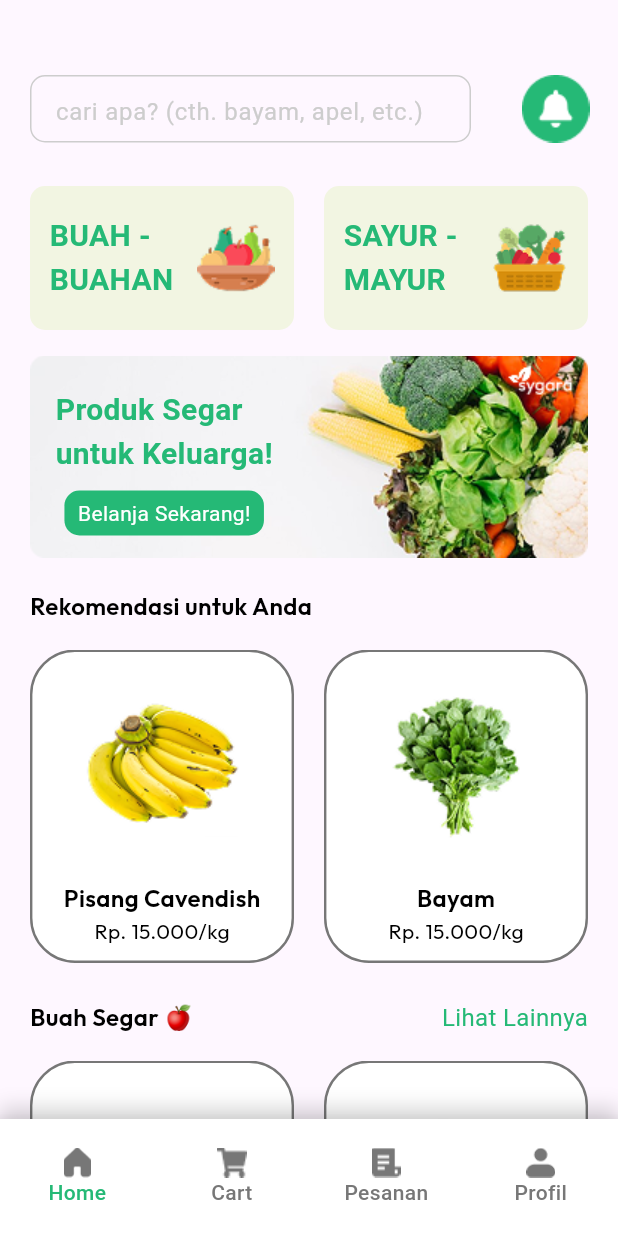
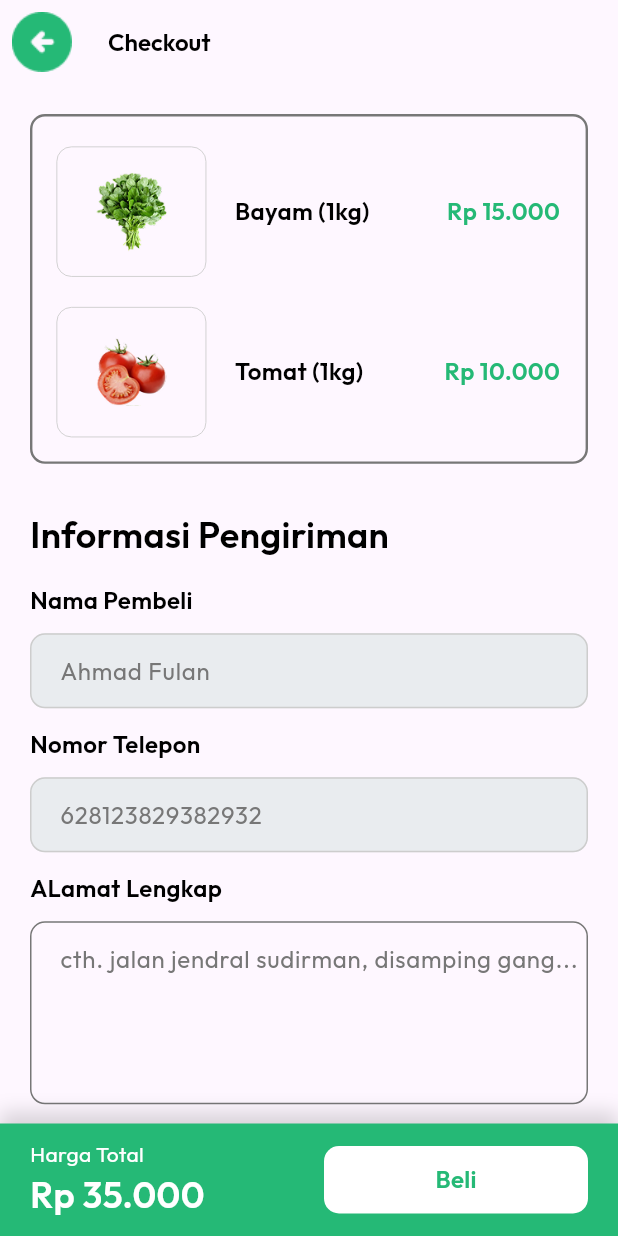
Before and after one commit to oydnn/sygara_app, a Flutter app: the screen it shows after launch, on a phone screen of 412 x 824 dp. Run offline on Flutter 3.47's test engine with Material 3 defaults, Android fonts, the phone set to English and light mode, and no system bars; our stand-ins replace google_fonts.

Commit message:
menambahkan halaman checkout

```diff
--- a/lib/main.dart
+++ b/lib/main.dart
@@ -12,6 +12,7 @@ import 'package:sygara_app/screens/Profil/edit_profil_page.dart';
 import 'package:sygara_app/screens/Profil/profil_page.dart';
 import 'package:sygara_app/screens/Profil/reset_password_page.dart';
 import 'package:sygara_app/screens/bottom_nav_bar.dart';
+import 'package:sygara_app/screens/checkout_page.dart';
 import 'package:sygara_app/screens/login_page.dart';
 import 'package:sygara_app/screens/register_page.dart';
 import 'package:sygara_app/screens/splash_screen.dart';
@@ -47,7 +48,7 @@ class MyApp extends StatelessWidget {
         // tested with just a hot reload.
         colorScheme: ColorScheme.fromSeed(seedColor: Colors.deepPurple),
       ),
-      home: BottomNavBar(),
+      home: CheckoutPage(),
     );
   }
 }
--- a/lib/screens/Order/empty_order_page.dart
+++ b/lib/screens/Order/empty_order_page.dart
@@ -7,10 +7,11 @@ class EmptyOrderPage extends StatelessWidget {
   @override
   Widget build(BuildContext context) {
     return Scaffold(
-      body: Column(
+      body: Center(
+        child: Column(
           mainAxisAlignment: MainAxisAlignment.center,
           children: [
-          Image.asset('assets/img-empty.jpg'),
+            Image.asset('assets/img-empty.png'),
             SizedBox(height: 40,),
             Text('Belum ada pesanan...', style: greyTextStyle.copyWith(
               fontSize: 24,
@@ -20,6 +21,7 @@ class EmptyOrderPage extends StatelessWidget {
 
           ],
         ),
+      ),
     );
   }
 }
--- a/lib/screens/bottom_nav_bar.dart
+++ b/lib/screens/bottom_nav_bar.dart
@@ -47,19 +47,27 @@ class _BottomNavBarState extends State<BottomNavBar> {
         child: BottomNavigationBar(
           items: [
             BottomNavigationBarItem(
-              label: 'Home',
+              label: 'Beranda',
               icon: Image.asset(
                 'assets/icon/ic-home.png',
                 width: 20,
                 height: 20,
               ),
+              activeIcon: Image.asset('assets/icon/ic-home-green.png',
+              width: 20,
+              height: 20,
+              ),
             ),
             BottomNavigationBarItem(
-              label: 'Cart',
+              label: 'Keranjang',
               icon: Image.asset(
                 'assets/icon/ic-cart.png',
                 width: 20,
                 height: 20,
+              ),
+              activeIcon: Image.asset('assets/icon/ic-cart-green.png',
+              width: 20,
+              height: 20,
               ),
             ),
             BottomNavigationBarItem(
@@ -69,6 +77,10 @@ class _BottomNavBarState extends State<BottomNavBar> {
                 width: 20,
                 height: 20,
               ),
+              activeIcon: Image.asset('assets/icon/ic-pesanan-green.png',
+              width: 20,
+              height: 20,
+              ),
             ),
             BottomNavigationBarItem(
               label: 'Profil',
@@ -77,6 +89,10 @@ class _BottomNavBarState extends State<BottomNavBar> {
                 width: 20,
                 height: 20,
               ),
+              activeIcon: Image.asset('assets/icon/ic-profil-green.png',
+              width: 20,
+              height: 20,
+              )
             ),
           ],
           currentIndex: selectedIndex,
--- /dev/null
+++ b/lib/screens/checkout_page.dart
@@ -0,0 +1,396 @@
+import 'package:flutter/material.dart';
+import 'package:sygara_app/themes/themes.dart';
+import 'package:sygara_app/widgets/checkout_widget.dart';
+
+class CheckoutPage extends StatefulWidget {
+  const CheckoutPage({super.key});
+
+  @override
+  State<CheckoutPage> createState() => _CheckoutPageState();
+}
+
+class _CheckoutPageState extends State<CheckoutPage> {
+  String metodePengiriman = '-- Pilih Satu --';
+  String metodeBayar = 'COD';
+
+  final pilihan = [
+    '-- Pilih Satu --',
+    'Reguler | Rp 10.000',
+    'Express | Rp 20.000',
+  ];
+
+  @override
+  Widget build(BuildContext context) {
+    return Scaffold(
+      appBar: AppBar(
+        title: Text('Checkout', style: titleTextStyle),
+        leading: IconButton(
+          onPressed: () {
+            Navigator.pop(context);
+          },
+          icon: Image.asset(
+            'assets/icon/ic-arrow-back.png',
+            width: 40,
+            height: 40,
+          ),
+        ),
+      ),
+      body: ListView(
+        children: [
+          Padding(
+            padding: EdgeInsets.symmetric(horizontal: 20, vertical: 20),
+            child: Column(
+              crossAxisAlignment: CrossAxisAlignment.start,
+              children: [
+                Container(
+                  width: double.infinity,
+                  decoration: BoxDecoration(
+                    borderRadius: BorderRadius.circular(10),
+                    border: Border.all(color: secondaryColor, width: 1.6),
+                  ),
+                  child: Column(
+                    children: [
+                      CheckoutWidget(
+                        imageUrl: 'assets/img-bayam.png',
+                        nama: 'Bayam (1kg)',
+                        harga: 'Rp 15.000',
+                      ),
+                      CheckoutWidget(
+                        imageUrl: 'assets/img-tomat.png',
+                        nama: 'Tomat (1kg)',
+                        harga: 'Rp 10.000',
+                      ),
+                      SizedBox(height: 16),
+                    ],
+                  ),
+                ),
+                SizedBox(height: 30),
+                Text(
+                  'Informasi Pengiriman',
+                  style: titleTextStyle.copyWith(fontSize: 24),
+                ),
+                SizedBox(height: 16),
+                Text('Nama Pembeli', style: titleTextStyle),
+                SizedBox(height: 10),
+                TextFormField(
+                  keyboardType: TextInputType.name,
+                  decoration: InputDecoration(
+                    contentPadding: EdgeInsets.only(
+                      left: 16,
+                      top: 13,
+                      bottom: 13,
+                    ),
+                    filled: true,
+                    fillColor: lightGrayColor,
+                    enabledBorder: OutlineInputBorder(
+                      borderRadius: BorderRadius.circular(10),
+                      borderSide: BorderSide(color: mediumGrayColor),
+                    ),
+                    focusedBorder: OutlineInputBorder(
+                      borderRadius: BorderRadius.circular(10),
+                      borderSide: BorderSide(color: mediumGrayColor),
+                    ),
+                    hintText: 'Ahmad Fulan',
+                    hintStyle: secondaryTextStyle,
+                  ),
+                ),
+                SizedBox(height: 13),
+                Text('Nomor Telepon', style: titleTextStyle),
+                SizedBox(height: 10),
+                TextFormField(
+                  keyboardType: TextInputType.phone,
+                  decoration: InputDecoration(
+                    contentPadding: EdgeInsets.only(
+                      left: 16,
+                      top: 13,
+                      bottom: 13,
+                    ),
+                    filled: true,
+                    fillColor: lightGrayColor,
+                    enabledBorder: OutlineInputBorder(
+                      borderRadius: BorderRadius.circular(10),
+                      borderSide: BorderSide(color: mediumGrayColor),
+                    ),
+                    focusedBorder: OutlineInputBorder(
+                      borderRadius: BorderRadius.circular(10),
+                      borderSide: BorderSide(color: mediumGrayColor),
+                    ),
+                    hintText: '628123829382932',
+                    hintStyle: secondaryTextStyle,
+                  ),
+                ),
+                SizedBox(height: 13),
+                Text('ALamat Lengkap', style: titleTextStyle),
+                SizedBox(height: 10),
+                TextFormField(
+                  keyboardType: TextInputType.streetAddress,
+                  maxLines: 4,
+                  decoration: InputDecoration(
+                    contentPadding: EdgeInsets.only(
+                      left: 16,
+                      top: 13,
+                      bottom: 13,
+                    ),
+                    enabledBorder: OutlineInputBorder(
+                      borderRadius: BorderRadius.circular(10),
+                      borderSide: BorderSide(color: secondaryColor, width: 1),
+                    ),
+                    focusedBorder: OutlineInputBorder(
+                      borderRadius: BorderRadius.circular(10),
+                      borderSide: BorderSide(color: secondaryColor, width: 1),
+                    ),
+                    hintText: 'cth. jalan jendral sudirman, disamping gang...',
+                    hintStyle: secondaryTextStyle,
+                  ),
+                ),
+                SizedBox(height: 13),
+                Text('Pilih Metode Pengiriman', style: titleTextStyle),
+                SizedBox(height: 10),
+                DropdownButtonFormField<String>(
+                  icon: Image.asset(
+                    "assets/icon/ic-arrow.png",
+                    width: 16,
+                    height: 16,
+                  ),
+                  decoration: InputDecoration(
+                    contentPadding: EdgeInsets.only(
+                      left: 16,
+                      top: 13,
+                      bottom: 13,
+                      right: 18,
+                    ),
+                    enabledBorder: OutlineInputBorder(
+                      borderRadius: BorderRadius.circular(10),
+                      borderSide: BorderSide(color: secondaryColor, width: 1),
+                    ),
+                    focusedBorder: OutlineInputBorder(
+                      borderRadius: BorderRadius.circular(10),
+                      borderSide: BorderSide(color: secondaryColor, width: 1),
+                    ),
+                  ),
+                  value: metodePengiriman,
+                  items:
+                      pilihan.map((String value) {
+                        return DropdownMenuItem<String>(
+                          value: value,
+                          child: Text(
+                            value,
+                            style: blackTextStyle.copyWith(
+                              fontSize: 16,
+                              fontWeight: FontWeight.w400,
+                            ),
+                          ),
+                        );
+                      }).toList(),
+                  onChanged: (String? newValue) {
+                    setState(() {
+                      metodePengiriman = newValue!;
+                    });
+                  },
+                ),
+                SizedBox(height: 13),
+                Text('Pilih Metode Pembayaran', style: titleTextStyle),
+                SizedBox(height: 10),
+                DropdownButtonFormField<String>(
+                  icon: Image.asset(
+                    "assets/icon/ic-arrow.png",
+                    width: 16,
+                    height: 16,
+                  ),
+                  decoration: InputDecoration(
+                    fillColor: lightGrayColor,
+                    filled: true,
+                    contentPadding: EdgeInsets.only(
+                      left: 16,
+                      top: 13,
+                      bottom: 13,
+                      right: 18,
+                    ),
+                    enabledBorder: OutlineInputBorder(
+                      borderRadius: BorderRadius.circular(10),
+                      borderSide: BorderSide(color: mediumGrayColor),
+                    ),
+                    focusedBorder: OutlineInputBorder(
+                      borderRadius: BorderRadius.circular(10),
+                      borderSide: BorderSide(color: mediumGrayColor),
+                    ),
+                  ),
+                  value: metodeBayar,
+                  items:
+                      <String>['COD'].map((String value) {
+                        return DropdownMenuItem<String>(
+                          value: value,
+                          child: Text(value, style: secondaryTextStyle),
+                        );
+                      }).toList(),
+                  onChanged: (String? newValue) {
+                    setState(() {
+                      metodeBayar = newValue!;
+                    });
+                  },
+                ),
+                SizedBox(height: 5),
+                Text(
+                  '*Saat ini pembayaran hanya via COD',
+                  style: primaryTextStyle.copyWith(fontSize: 16),
+                ),
+                SizedBox(height: 30),
+                Text(
+                  'Ringkasan Belanja',
+                  style: blackTextStyle.copyWith(
+                    fontSize: 24,
+                    fontWeight: FontWeight.w500,
+                  ),
+                ),
+                SizedBox(height: 17),
+                RichText(
+                  text: TextSpan(
+                    children: [
+                      TextSpan(
+                        text: 'Berat Total : ',
+                        style: blackTextStyle.copyWith(
+                          fontSize: 16,
+                          fontWeight: FontWeight.w400,
+                        ),
+                      ),
+                      TextSpan(
+                        text: '2Kg',
+                        style: blackTextStyle.copyWith(
+                          fontSize: 16,
+                          fontWeight: FontWeight.w600,
+                        ),
+                      ),
+                    ],
+                  ),
+                ),
+                SizedBox(height: 10),
+                RichText(
+                  text: TextSpan(
+                    children: [
+                      TextSpan(
+                        text: 'Ongkos Kirim : ',
+                        style: blackTextStyle.copyWith(
+                          fontSize: 16,
+                          fontWeight: FontWeight.w400,
+                        ),
+                      ),
+                      TextSpan(
+                        text: 'Rp 10.000',
+                        style: blackTextStyle.copyWith(
+                          fontSize: 16,
+                          fontWeight: FontWeight.w600,
+                        ),
+                      ),
+                    ],
+                  ),
+                ),
+                SizedBox(height: 10),
+                RichText(
+                  text: TextSpan(
+                    children: [
+                      TextSpan(
+                        text: 'Harga Total : ',
+                        style: blackTextStyle.copyWith(
+                          fontSize: 16,
+                          fontWeight: FontWeight.w400,
+                        ),
+                      ),
+                      TextSpan(
+                        text: 'Rp 35.000',
+                        style: blackTextStyle.copyWith(
+                          fontSize: 16,
+                          fontWeight: FontWeight.w600,
+                        ),
+                      ),
+                    ],
+                  ),
+                ),
+                SizedBox(height: 10),
+                RichText(
+                  text: TextSpan(
+                    children: [
+                      TextSpan(
+                        text: 'Metode Bayar : ',
+                        style: blackTextStyle.copyWith(
+                          fontSize: 16,
+                          fontWeight: FontWeight.w400,
+                        ),
+                      ),
+                      TextSpan(
+                        text: 'COD (Cash On Delivery)',
+                        style: blackTextStyle.copyWith(
+                          fontSize: 16,
+                          fontWeight: FontWeight.w600,
+                        ),
+                      ),
+                    ],
+                  ),
+                ),
+              ],
+            ),
+          ),
+        ],
+      ),
+      bottomNavigationBar: Container(
+        height: 75,
+        width: double.infinity,
+        decoration: BoxDecoration(
+          color: primaryColor,
+          boxShadow: [
+            BoxShadow(
+              color: blackColor.withAlpha((0.15 * 255).toInt()),
+              offset: Offset(0, -8),
+              blurRadius: 10,
+              spreadRadius: 0,
+            ),
+          ],
+        ),
+        child: Padding(
+          padding: EdgeInsets.symmetric(horizontal: 20),
+          child: Row(
+            mainAxisAlignment: MainAxisAlignment.spaceBetween,
+            children: [
+              Column(
+                mainAxisSize: MainAxisSize.min,
+                crossAxisAlignment: CrossAxisAlignment.start,
+                children: [
+                  Text(
+                    'Harga Total',
+                    style: whiteTextStyle.copyWith(
+                      fontSize: 14,
+                      fontWeight: FontWeight.w400,
+                    ),
+                  ),
+                  Text(
+                    'Rp 35.000',
+                    style: whiteTextStyle.copyWith(
+                      fontSize: 24,
+                      fontWeight: FontWeight.w600,
+                    ),
+                  ),
+                ],
+              ),
+              Container(
+                width: 176,
+                height: 45,
+                decoration: BoxDecoration(
+                  color: whiteColor,
+                  borderRadius: BorderRadius.circular(10),
+                ),
+                child: Center(
+                  child: Text(
+                    'Beli',
+                    style: primaryTextStyle.copyWith(
+                      fontSize: 16,
+                      fontWeight: FontWeight.w600,
+                    ),
+                  ),
+                ),
+              ),
+            ],
+          ),
+        ),
+      ),
+    );
+  }
+}
--- /dev/null
+++ b/lib/widgets/checkout_widget.dart
@@ -0,0 +1,53 @@
+import 'package:flutter/material.dart';
+import 'package:sygara_app/themes/themes.dart';
+
+class CheckoutWidget extends StatelessWidget {
+  final String imageUrl;
+  final String nama;
+  final String harga;
+
+  const CheckoutWidget({
+    super.key,
+    required this.imageUrl,
+    required this.nama,
+    required this.harga,
+  });
+
+  @override
+  Widget build(BuildContext context) {
+    return Padding(
+      padding: const EdgeInsets.only(
+        left: 16,
+        top: 20,
+        right: 17
+      ),
+      child: Row(
+        children: [
+          Container(
+            width: 100,
+            height: 87,
+            decoration: BoxDecoration(
+              borderRadius: BorderRadius.circular(10),
+              border: Border.all(color: mediumGrayColor, width: 0.6),
+            ),
+            child: Image.asset(imageUrl),
+          ),
+          SizedBox(width: 19,),
+          Text(nama,
+          style: blackTextStyle.copyWith(
+            fontSize: 16,
+            fontWeight: FontWeight.w600
+          ),
+          ),
+          Spacer(),
+          Text(harga, style: primaryTextStyle.copyWith(
+            fontSize: 16,
+            fontWeight: FontWeight.w600
+          ),
+          ),
+
+        ],
+      ),
+    );
+  }
+}
```
Also changed, not shown: assets/icon/ic-cart-green.png (added), assets/img-empty.jpg (deleted), assets/img-empty.png (added). Lines whose indentation alone changed are shown as unchanged.
